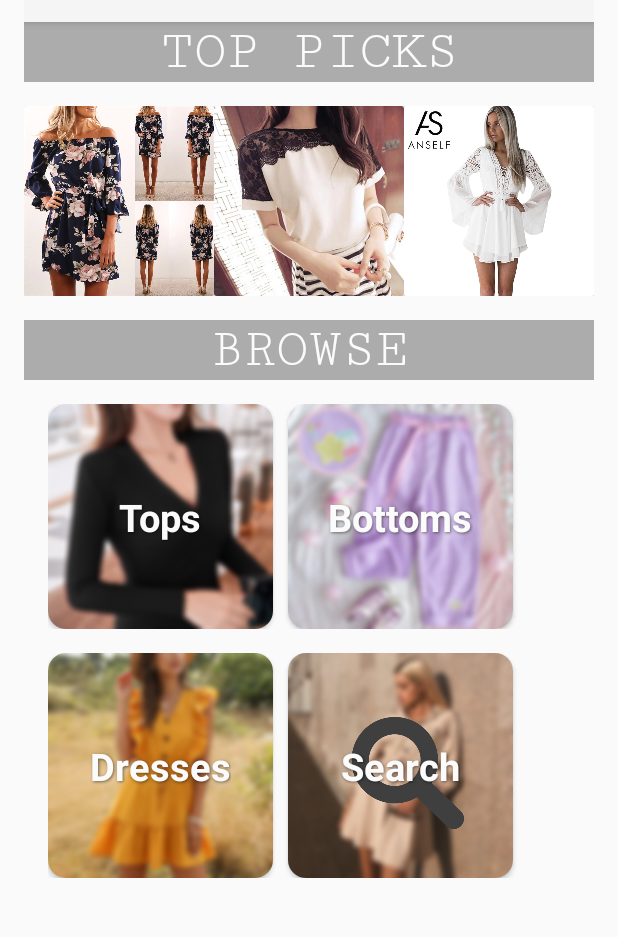
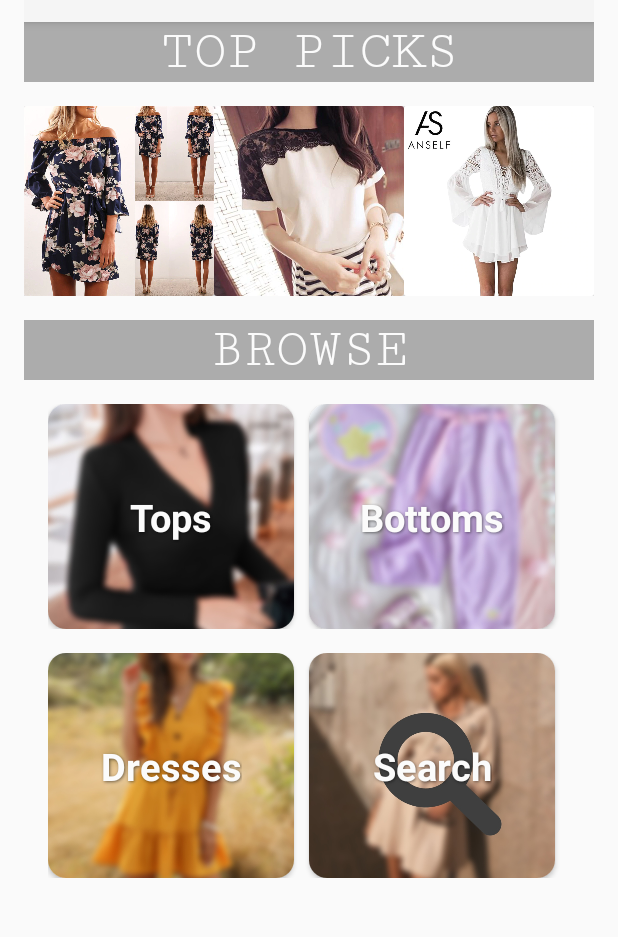
Before and after one commit to AngelaLH/ClothesShoppingApp, an Android app: the screen it shows after launch (MainActivity), on a phone screen of 412 x 824 dp, the part 86-1023 px from its top. Run offline under Robolectric (Android 15) with nearby library versions, the phone set to English and light mode, and no system bars.

Commit message:
responsive UI

```diff
--- a/Clothing/app/src/main/java/com/example/clothesshopping/DataProvider.java
+++ b/Clothing/app/src/main/java/com/example/clothesshopping/DataProvider.java
@@ -77,7 +77,7 @@ public class DataProvider {
         {
             String[] images = new String[]{"bottom_" + String.valueOf(i+2), "bottom_" + String.valueOf(i+1), "bottom_" + String.valueOf(i)};
             String name = "\uD83D\uDC56" + (String) BottomsName.get(index);
-            String price = "$" +(String) BottomsPrice.get(index);
+            String price = "\uD83D\uDCB8" + "$" +(String) BottomsPrice.get(index);
             Integer orders = (Integer) BottomsOrders.get(index);
             String desc = (String) BottomsDesc.get(index);
             ClothingItem c =new ClothingItem(images, name, price, orders, desc);
@@ -158,7 +158,7 @@ public class DataProvider {
         {
             String[] images = new String[]{"top_" + String.valueOf(i+2), "top_" + String.valueOf(i+1), "top_" + String.valueOf(i)};
             String name = 	"\uD83D\uDC5A" + (String) TopNames.get(index);
-            String price = "$" + (String) TopPrices.get(index);
+            String price = "\uD83D\uDCB8" +"$" + (String) TopPrices.get(index);
             Integer orders = (Integer) TopOrders.get(index);
             String desc = (String) TopDesc.get(index);
             ClothingItem c =new ClothingItem(images, name, price, orders, desc);
@@ -237,7 +237,7 @@ public class DataProvider {
         {
             String[] images = new String[]{"dress_" + String.valueOf(i+2), "dress_" + String.valueOf(i+1), "dress_" + String.valueOf(i)};
             String name = "\uD83D\uDC57" + (String) DressNames.get(index);
-            String price = "$" + (String) DressPrices.get(index);
+            String price = "\uD83D\uDCB8" +"$" + (String) DressPrices.get(index);
             Integer orders = (Integer) DressOrders.get(index);
             String desc = (String) DressDesc.get(index);
             ClothingItem c =new ClothingItem(images, name, price, orders, desc);
--- a/Clothing/app/src/main/java/com/example/clothesshopping/DetailActivity.java
+++ b/Clothing/app/src/main/java/com/example/clothesshopping/DetailActivity.java
@@ -31,7 +31,7 @@ public class DetailActivity extends AppCompatActivity {
         TextView textViewDesc = findViewById(R.id.text_view_desc_detail);
 
         textViewClotheName.setText(clotheName);
-        textViewPrice.setText("\uD83D\uDCB8" + price);
+        textViewPrice.setText(price);
         textViewOrders.setText("\uD83D\uDE9A"+ orders + " Orders");
         textViewDesc.setText(desc);
 
@@ -48,4 +48,6 @@ public class DetailActivity extends AppCompatActivity {
         }
     };
 
+
+
 }
--- a/Clothing/app/src/main/res/layout/activity_main.xml
+++ b/Clothing/app/src/main/res/layout/activity_main.xml
@@ -16,6 +16,11 @@
             android:theme="@style/ThemeOverlay.AppCompat.ActionBar"
             app:popupTheme="@style/ThemeOverlay.AppCompat.Light"/>
 
+    <ScrollView
+            android:layout_width="match_parent"
+            android:layout_height="match_parent" android:scrollbars="vertical">
+        <LinearLayout android:layout_width="match_parent" android:layout_height="wrap_content"
+                      android:orientation="vertical">
             <TextView
                     android:text="TOP PICKS"
                     android:layout_width="match_parent"
@@ -35,40 +40,6 @@
                         android:orientation="horizontal"
                         android:paddingBottom="16dp" android:paddingTop="16dp"/>
             </LinearLayout>
-
-<!--    <androidx.cardview.widget.CardView-->
-<!--        android:id="@+id/card_view_category5"-->
-<!--        android:layout_width="360dp"-->
-<!--        android:layout_height="wrap_content"-->
-<!--        android:layout_margin="10dp"-->
-<!--        android:elevation="5dp"-->
-<!--        app:cardCornerRadius="5dp"-->
-<!--        >-->
-
-<!--        <LinearLayout-->
-<!--            android:layout_width="match_parent"-->
-<!--            android:layout_height="wrap_content"-->
-<!--            android:orientation="horizontal"-->
-<!--            android:padding="16dp">-->
-
-<!--            <ImageView-->
-<!--                android:id="@+id/image_cat_5"-->
-<!--                android:layout_width="48dp"-->
-<!--                android:layout_height="48dp"-->
-<!--                android:src="@drawable/top_10" />-->
-
-<!--            <TextView-->
-<!--                android:id="@+id/text_view_cat_5"-->
-<!--                android:layout_width="0dp"-->
-<!--                android:layout_height="match_parent"-->
-<!--                android:layout_weight="1"-->
-<!--                android:gravity="center"-->
-<!--                android:text="Top Picks"-->
-<!--                android:textSize="20sp" />-->
-
-<!--        </LinearLayout>-->
-
-<!--    </androidx.cardview.widget.CardView>-->
             <TextView
                     android:text="BROWSE"
                     android:layout_width="match_parent"
@@ -76,7 +47,7 @@
                     android:ellipsize="none" android:fontFamily="serif-monospace" android:textColor="@color/light_font"
                     android:gravity="center" android:textSize="36sp"/>
             <LinearLayout
-            android:layout_width="wrap_content"
+                    android:layout_width="match_parent"
                     android:layout_height="wrap_content"
                     android:layout_marginStart="16dp"
                     android:layout_marginTop="16dp"
@@ -84,7 +55,8 @@
                     android:orientation="horizontal"
                     android:weightSum="100"
                     app:layout_constraintEnd_toEndOf="parent"
-            app:layout_constraintStart_toStartOf="parent">
+                    app:layout_constraintStart_toStartOf="parent"
+                    android:gravity="center|center_horizontal|center_vertical">
                 <androidx.cardview.widget.CardView
                         android:id="@+id/card_view_category3"
                         android:layout_width="150dp"
@@ -96,7 +68,7 @@
                     <ImageView
                             android:layout_width="match_parent"
                             android:layout_height="match_parent"
-                    android:scaleType="fitXY"
+                            android:scaleType="centerCrop"
                             android:src="@drawable/top_blur"/>
 
 
@@ -143,7 +115,7 @@
                     <ImageView
                             android:layout_width="match_parent"
                             android:layout_height="match_parent"
-                    android:scaleType="fitXY"
+                            android:scaleType="centerCrop"
                             android:src="@drawable/bottom_blur"/>
 
 
@@ -181,7 +153,7 @@
 
             </LinearLayout>
             <LinearLayout
-            android:layout_width="wrap_content"
+                    android:layout_width="match_parent"
                     android:layout_height="wrap_content"
                     android:layout_marginStart="16dp"
                     android:layout_marginTop="16dp"
@@ -201,7 +173,7 @@
                     <ImageView
                             android:layout_width="match_parent"
                             android:layout_height="match_parent"
-                    android:scaleType="fitXY"
+                            android:scaleType="centerCrop"
                             android:src="@drawable/dress_blur"/>
 
 
@@ -248,7 +220,7 @@
                             android:id="@+id/dress"
                             android:layout_width="match_parent"
                             android:layout_height="match_parent"
-                    android:scaleType="fitXY"
+                            android:scaleType="centerCrop"
                             android:backgroundTint="@color/colorPrimary"
                             android:src="@drawable/search_blur"/>
 
@@ -285,6 +257,42 @@
 
                 </androidx.cardview.widget.CardView>
             </LinearLayout>
+        </LinearLayout>
+    </ScrollView>
+
+    <!--    <androidx.cardview.widget.CardView-->
+<!--        android:id="@+id/card_view_category5"-->
+<!--        android:layout_width="360dp"-->
+<!--        android:layout_height="wrap_content"-->
+<!--        android:layout_margin="10dp"-->
+<!--        android:elevation="5dp"-->
+<!--        app:cardCornerRadius="5dp"-->
+<!--        >-->
+
+<!--        <LinearLayout-->
+<!--            android:layout_width="match_parent"-->
+<!--            android:layout_height="wrap_content"-->
+<!--            android:orientation="horizontal"-->
+<!--            android:padding="16dp">-->
+
+<!--            <ImageView-->
+<!--                android:id="@+id/image_cat_5"-->
+<!--                android:layout_width="48dp"-->
+<!--                android:layout_height="48dp"-->
+<!--                android:src="@drawable/top_10" />-->
+
+<!--            <TextView-->
+<!--                android:id="@+id/text_view_cat_5"-->
+<!--                android:layout_width="0dp"-->
+<!--                android:layout_height="match_parent"-->
+<!--                android:layout_weight="1"-->
+<!--                android:gravity="center"-->
+<!--                android:text="Top Picks"-->
+<!--                android:textSize="20sp" />-->
+
+<!--        </LinearLayout>-->
+
+<!--    </androidx.cardview.widget.CardView>-->
     <!--<androidx.cardview.widget.CardView
         android:id="@+id/card_view_category"
         android:layout_width="360dp"
```
Also changed, not shown: Clothing/app/src/main/java/com/example/clothesshopping/ExampleAdapter.java (+4 -4 lines), Clothing/app/src/main/res/layout/activity_detail.xml (+4 -4 lines), Clothing/app/src/main/res/layout/activity_list.xml (+7 -6 lines), Clothing/app/src/main/res/layout/another_row_item.xml (+5 -5 lines), Clothing/app/src/main/res/layout/example_item.xml (+8 -8 lines). Lines whose indentation alone changed are shown as unchanged.
